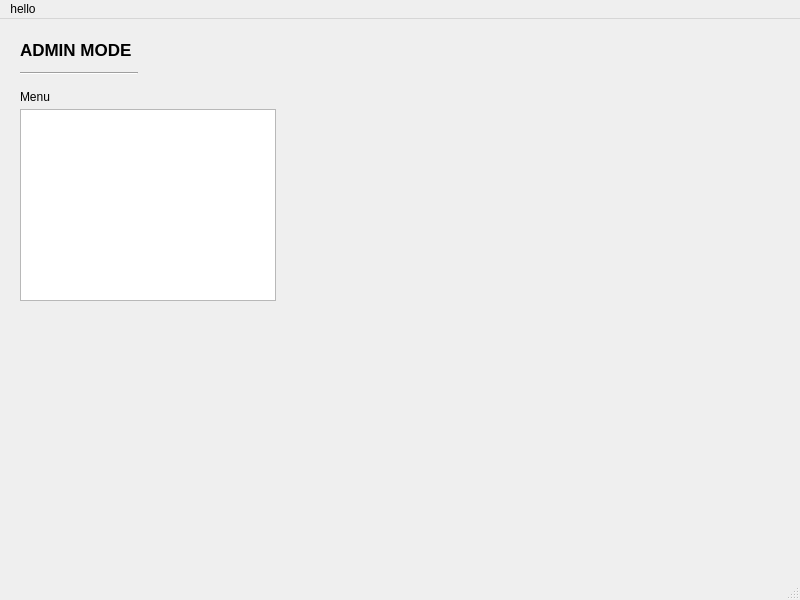
Before: the Qt Designer form admin.ui in Kirugaming/Food-Service-Mananger, drawn with Qt 5.
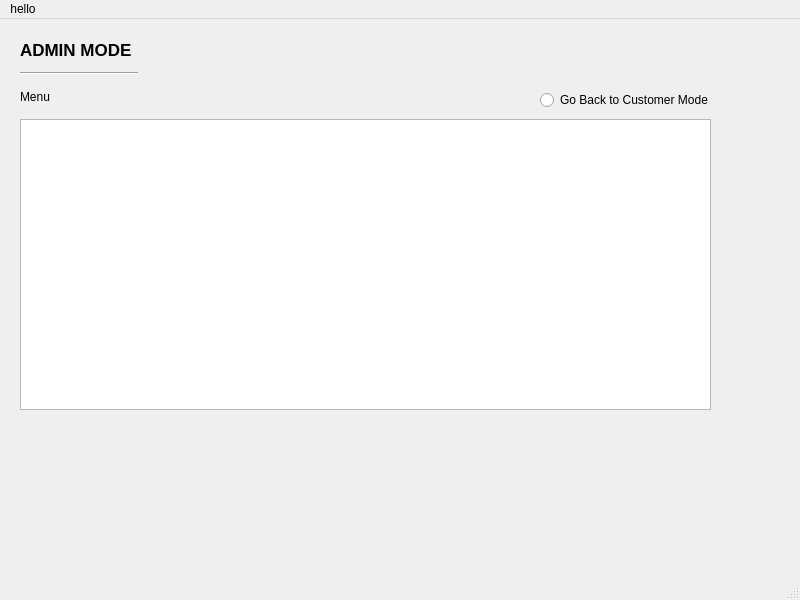
After: the same form once the commit is applied.

Commit message: admin mode to view and edit the menu database

What changed in the file:
```diff
--- a/admin.ui
+++ b/admin.ui
@@ -86,12 +86,25 @@
     <property name="geometry">
      <rect>
       <x>20</x>
-      <y>90</y>
-      <width>256</width>
-      <height>192</height>
+      <y>100</y>
+      <width>691</width>
+      <height>291</height>
      </rect>
     </property>
    </widget>
+   <widget class="QRadioButton" name="customerButton">
+    <property name="geometry">
+     <rect>
+      <x>540</x>
+      <y>70</y>
+      <width>171</width>
+      <height>22</height>
+     </rect>
+    </property>
+    <property name="text">
+     <string>Go Back to Customer Mode</string>
+    </property>
+   </widget>
   </widget>
   <widget class="QMenuBar" name="menubar">
    <property name="geometry">
```
Left out of the diff: 2 changed lines with no effect on the pictures. The commit also changes 8 other files.
